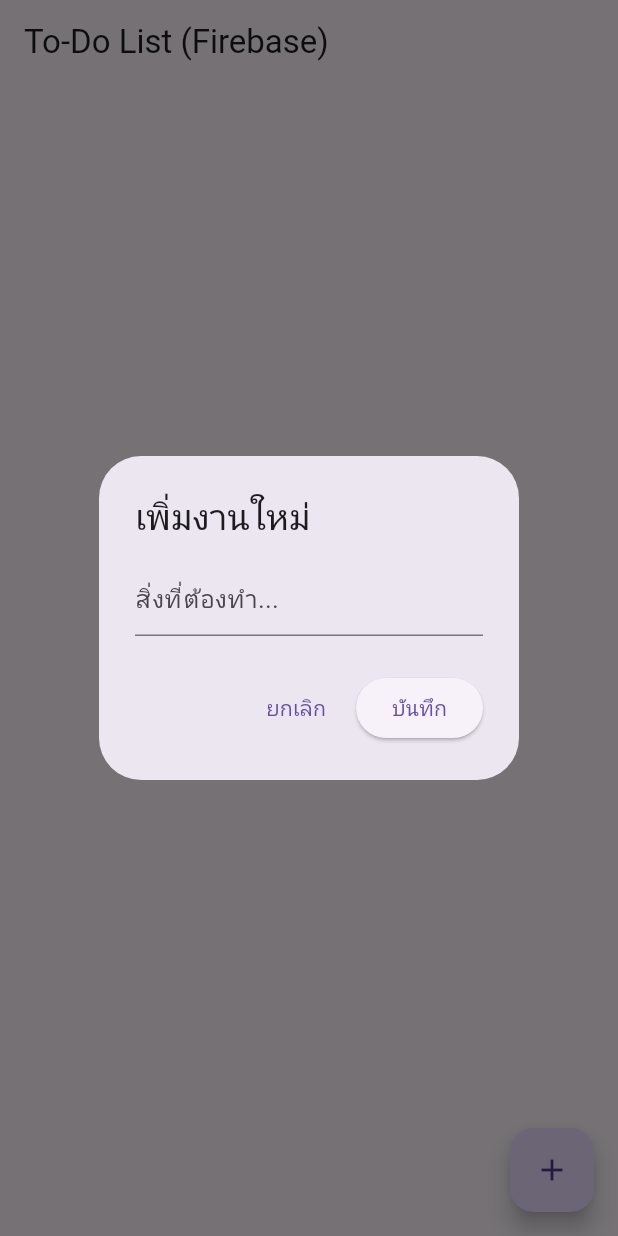
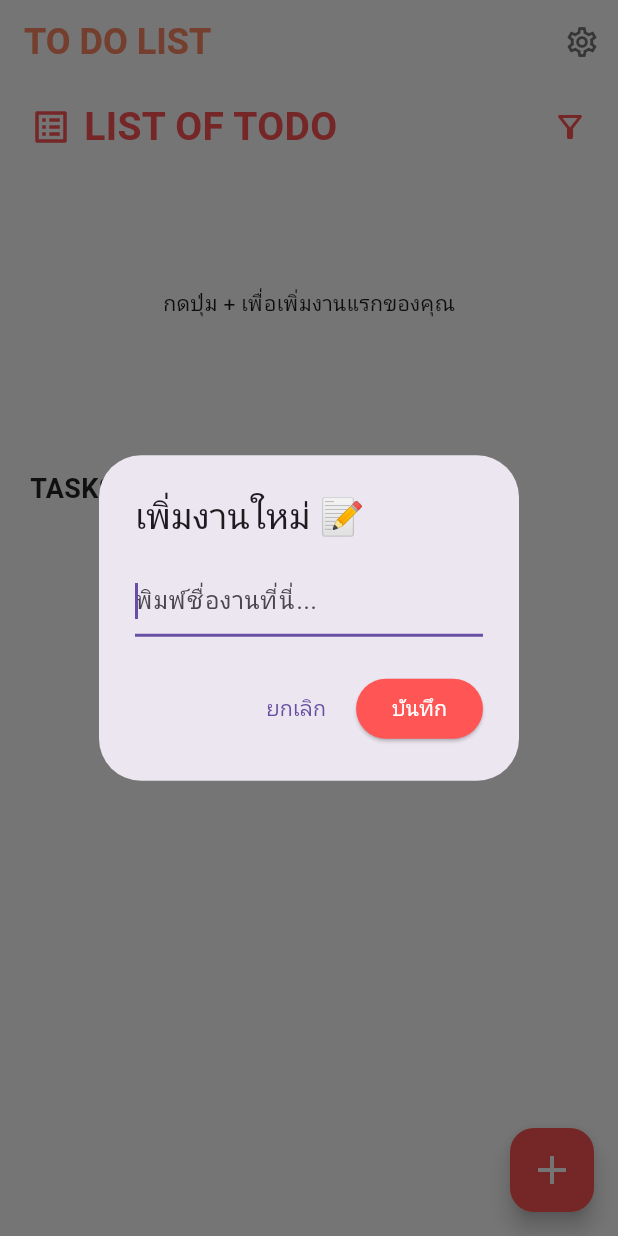
Before and after one commit to Kewqq/todo_app, a Flutter app: the screen it shows after launch, after a tap on the "add" icon, on a phone screen of 412 x 824 dp. Run offline on Flutter 3.47's test engine with Material 3 defaults, Android fonts, the light colour scheme and no system bars; our stand-ins replace cloud_firestore, firebase_core; accounts and stored records are empty.

Commit message:
HomeScreen

```diff
--- a/lib/main.dart
+++ b/lib/main.dart
@@ -1,6 +1,7 @@
 import 'package:flutter/material.dart';
 import 'package:firebase_core/firebase_core.dart';
-import 'screens/home_screen.dart'; // import หน้า Home
+import 'package:todo_app/screens/homescreen.dart';
+import 'screens/home_screennnn.dart'; // import หน้า Home
 
 void main() async {
   WidgetsFlutterBinding.ensureInitialized(); // จำเป็นต้องมีบรรทัดนี้
@@ -19,7 +20,7 @@ class MyApp extends StatelessWidget {
       theme: ThemeData(
         primarySwatch: Colors.blue,
       ),
-      home: const HomeScreen(),
+      home: const NewHomeScreen(),
     );
   }
 }
--- /dev/null
+++ b/lib/screens/homescreen.dart
@@ -0,0 +1,244 @@
+import 'package:flutter/material.dart';
+import 'package:cloud_firestore/cloud_firestore.dart';
+import 'product_details_screen.dart'; // อย่าลืม import หน้านี้
+
+class NewHomeScreen extends StatefulWidget {
+  const NewHomeScreen({super.key});
+
+  @override
+  State<NewHomeScreen> createState() => _NewHomeScreenState();
+}
+
+class _NewHomeScreenState extends State<NewHomeScreen> {
+  final CollectionReference todoCollection = FirebaseFirestore.instance.collection('todos');
+
+  // ชุดสีเอาไว้สลับกันเวลาแสดงการ์ด
+  final List<Color> cardColors = [
+    const Color(0xFFFF5555), // แดง
+    const Color(0xFFFF9E80), // ส้มพีช
+    const Color(0xFFFFCC80), // เหลืองอ่อน
+    const Color(0xFF80CBC4), // เขียวมิ้นต์
+  ];
+
+  void _addNewTask(String title) {
+    todoCollection.add({
+      'title': title,
+      'isCompleted': false,
+      'timestamp': FieldValue.serverTimestamp(),
+    });
+  }
+
+  void _toggleTask(String id, bool currentStatus) {
+    todoCollection.doc(id).update({'isCompleted': !currentStatus});
+  }
+
+  void _deleteTask(String id) {
+    todoCollection.doc(id).delete();
+  }
+
+  void _showAddDialog() {
+    String newTaskTitle = "";
+    showDialog(
+      context: context,
+      builder: (context) => AlertDialog(
+        title: const Text("เพิ่มงานใหม่ 📝"),
+        content: TextField(
+          autofocus: true,
+          onChanged: (value) => newTaskTitle = value,
+          decoration: const InputDecoration(hintText: "พิมพ์ชื่องานที่นี่..."),
+        ),
+        actions: [
+          TextButton(onPressed: () => Navigator.pop(context), child: const Text("ยกเลิก")),
+          ElevatedButton(
+            style: ElevatedButton.styleFrom(backgroundColor: const Color(0xFFFF5555)),
+            onPressed: () {
+              if (newTaskTitle.isNotEmpty) {
+                _addNewTask(newTaskTitle);
+                Navigator.pop(context);
+              }
+            },
+            child: const Text("บันทึก", style: TextStyle(color: Colors.white)),
+          ),
+        ],
+      ),
+    );
+  }
+
+  @override
+  Widget build(BuildContext context) {
+    return Scaffold(
+      backgroundColor: Colors.white,
+      appBar: AppBar(
+        backgroundColor: Colors.white,
+        elevation: 0,
+        title: const Text("TO DO LIST",
+            style: TextStyle(color: Color(0xFFFF8966), fontSize: 24, fontWeight: FontWeight.bold)),
+        actions: [
+          IconButton(icon: const Icon(Icons.settings_outlined, color: Colors.black54), onPressed: () {}),
+        ],
+      ),
+      body: Padding(
+        padding: const EdgeInsets.symmetric(horizontal: 20.0),
+        child: Column(
+          crossAxisAlignment: CrossAxisAlignment.start,
+          children: [
+            const SizedBox(height: 10),
+            Row(
+              mainAxisAlignment: MainAxisAlignment.spaceBetween,
+              children: [
+                Row(
+                  children: const [
+                    Icon(Icons.list_alt, color: Color(0xFFFF5555), size: 28),
+                    SizedBox(width: 8),
+                    Text("LIST OF TODO",
+                        style: TextStyle(fontSize: 26, fontWeight: FontWeight.bold, color: Color(0xFFFF5555))),
+                  ],
+                ),
+                const Icon(Icons.filter_alt_outlined, color: Color(0xFFFF5555)),
+              ],
+            ),
+            const SizedBox(height: 20),
+
+            // --- ส่วนที่ 1: การ์ดแนวนอน (แก้ Error ตรงนี้ให้แล้ว) ---
+            SizedBox(
+              height: 160,
+              child: StreamBuilder(
+                stream: todoCollection.orderBy('timestamp', descending: true).snapshots(),
+                builder: (context, AsyncSnapshot<QuerySnapshot> snapshot) {
+                  if (!snapshot.hasData) return const Center(child: CircularProgressIndicator());
+                  final docs = snapshot.data!.docs;
+
+                  if (docs.isEmpty) {
+                    return const Center(child: Text("กดปุ่ม + เพื่อเพิ่มงานแรกของคุณ"));
+                  }
+
+                  return ListView.builder(
+                    scrollDirection: Axis.horizontal,
+                    itemCount: docs.length,
+                    itemBuilder: (context, index) {
+                      final data = docs[index].data() as Map<String, dynamic>;
+                      final title = data['title'] ?? 'No Title';
+                      final color = cardColors[index % cardColors.length];
+
+                      return Padding(
+                        padding: const EdgeInsets.only(right: 15),
+                        // ห่อด้วย GestureDetector เพื่อให้กดแล้วไปหน้าสินค้า
+                        child: GestureDetector(
+                          onTap: () {
+                            Navigator.push(
+                              context,
+                              MaterialPageRoute(builder: (context) => const ProductDetailsScreen()),
+                            );
+                          },
+                          // ใส่ข้อมูล ProjectCard ให้ครบถ้วน (แก้ Error missing arguments)
+                          child: ProjectCard(
+                            title: title,
+                            subtitle: "Priority Task #${index + 1}",
+                            date: "Just Now",
+                            color: color,
+                            icon: Icons.work_outline,
+                          ),
+                        ),
+                      );
+                    },
+                  );
+                },
+              ),
+            ),
+
+            const SizedBox(height: 30),
+            const Text("TASKS FOR TODAY", style: TextStyle(fontSize: 18, fontWeight: FontWeight.bold, color: Colors.black87)),
+            const SizedBox(height: 10),
+
+            // --- ส่วนที่ 2: รายการแนวตั้ง ---
+            Expanded(
+              child: StreamBuilder(
+                stream: todoCollection.orderBy('timestamp', descending: true).snapshots(),
+                builder: (context, AsyncSnapshot<QuerySnapshot> snapshot) {
+                  if (!snapshot.hasData) return const SizedBox();
+                  final docs = snapshot.data!.docs;
+
+                  return ListView.builder(
+                    itemCount: docs.length,
+                    itemBuilder: (context, index) {
+                      final task = docs[index];
+                      final data = task.data() as Map<String, dynamic>;
+                      return TaskTile(
+                        title: data['title'] ?? '',
+                        isCompleted: data['isCompleted'] ?? false,
+                        onTap: () => _toggleTask(task.id, data['isCompleted']),
+                        onLongPress: () => _deleteTask(task.id),
+                      );
+                    },
+                  );
+                },
+              ),
+            ),
+          ],
+        ),
+      ),
+      floatingActionButton: FloatingActionButton(
+        onPressed: _showAddDialog,
+        backgroundColor: const Color(0xFFFF5555),
+        child: const Icon(Icons.add, size: 32, color: Colors.white),
+      ),
+    );
+  }
+}
+
+// --- WIDGETS ---
+
+class ProjectCard extends StatelessWidget {
+  final String title, subtitle, date;
+  final Color color;
+  final IconData icon;
+  const ProjectCard({super.key, required this.title, required this.subtitle, required this.date, required this.color, required this.icon});
+
+  @override
+  Widget build(BuildContext context) {
+    return Container(
+      width: 250,
+      padding: const EdgeInsets.all(20),
+      decoration: BoxDecoration(color: color, borderRadius: BorderRadius.circular(24)),
+      child: Column(
+        crossAxisAlignment: CrossAxisAlignment.start,
+        children: [
+          Row(mainAxisAlignment: MainAxisAlignment.spaceBetween, children: [
+            Expanded(child: Text(title, style: const TextStyle(color: Colors.white, fontSize: 18, fontWeight: FontWeight.bold), overflow: TextOverflow.ellipsis)),
+            Icon(icon, color: Colors.white70, size: 20)
+          ]),
+          const SizedBox(height: 8),
+          Text(subtitle, style: const TextStyle(color: Colors.white, fontSize: 14), maxLines: 2, overflow: TextOverflow.ellipsis),
+          const Spacer(),
+          Text(date, style: const TextStyle(color: Colors.white70, fontSize: 12)),
+        ],
+      ),
+    );
+  }
+}
+
+class TaskTile extends StatelessWidget {
+  final String title;
+  final bool isCompleted;
+  final VoidCallback onTap;
+  final VoidCallback onLongPress;
+
+  const TaskTile({super.key, required this.title, required this.isCompleted, required this.onTap, required this.onLongPress});
+
+  @override
+  Widget build(BuildContext context) {
+    return GestureDetector(
+      onTap: onTap,
+      onLongPress: onLongPress,
+      child: Container(
+        margin: const EdgeInsets.only(bottom: 12),
+        decoration: BoxDecoration(color: Colors.white, borderRadius: BorderRadius.circular(16), boxShadow: [BoxShadow(color: Colors.grey.withOpacity(0.1), blurRadius: 10, offset: const Offset(0, 4))]),
+        child: ListTile(
+          leading: Icon(isCompleted ? Icons.check_circle : Icons.radio_button_unchecked, color: isCompleted ? const Color(0xFFFF5555) : Colors.grey),
+          title: Text(title, style: TextStyle(fontSize: 16, fontWeight: FontWeight.w500, color: isCompleted ? Colors.grey : Colors.black87, decoration: isCompleted ? TextDecoration.lineThrough : null)),
+          trailing: IconButton(icon: const Icon(Icons.delete_outline, color: Colors.grey), onPressed: onLongPress),
+        ),
+      ),
+    );
+  }
+}
```
